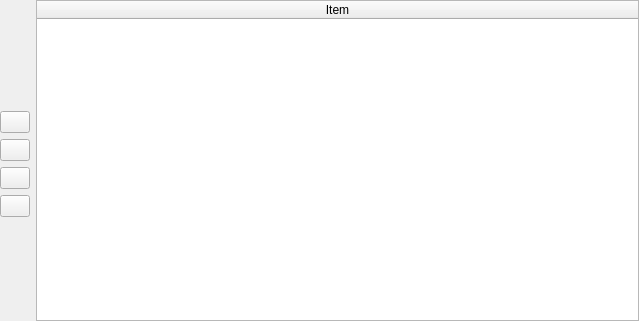
This is CustomWidgets/BasicInterfaceWidgets/orderedStructureWidget.ui in dsgoficial/DsgTools as Qt 5 draws it before an edit. The edited form follows.
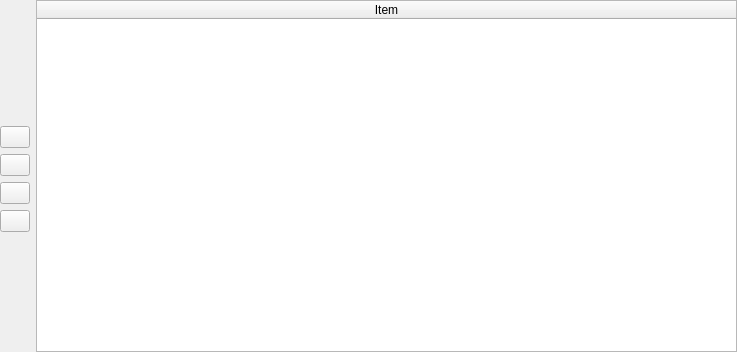
This is the edited form. Icons and pictures are not drawn.

The edit to the form file:
```diff
--- a/CustomWidgets/BasicInterfaceWidgets/orderedStructureWidget.ui
+++ b/CustomWidgets/BasicInterfaceWidgets/orderedStructureWidget.ui
@@ -6,12 +6,12 @@
    <rect>
     <x>0</x>
     <y>0</y>
-    <width>639</width>
-    <height>321</height>
+    <width>737</width>
+    <height>352</height>
    </rect>
   </property>
   <property name="sizePolicy">
-   <sizepolicy hsizetype="MinimumExpanding" vsizetype="MinimumExpanding">
+   <sizepolicy hsizetype="Expanding" vsizetype="Expanding">
     <horstretch>0</horstretch>
     <verstretch>0</verstretch>
    </sizepolicy>
```
